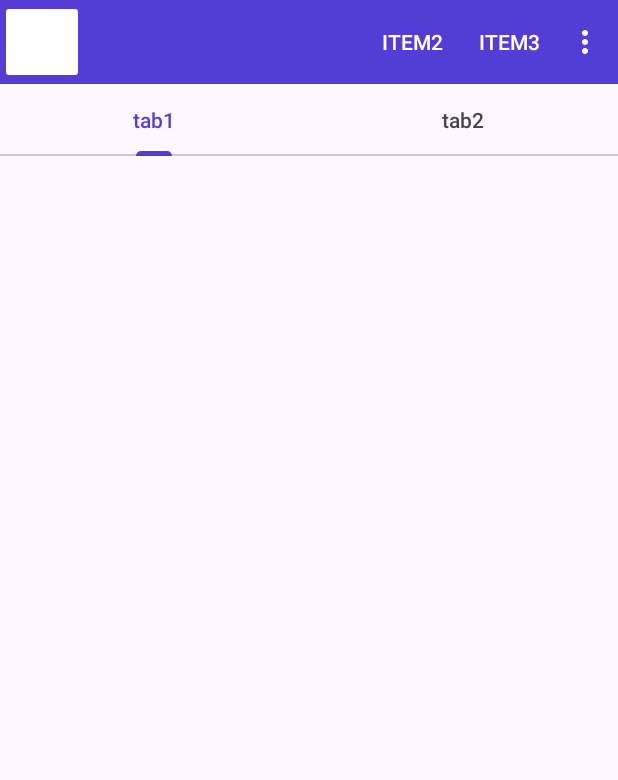
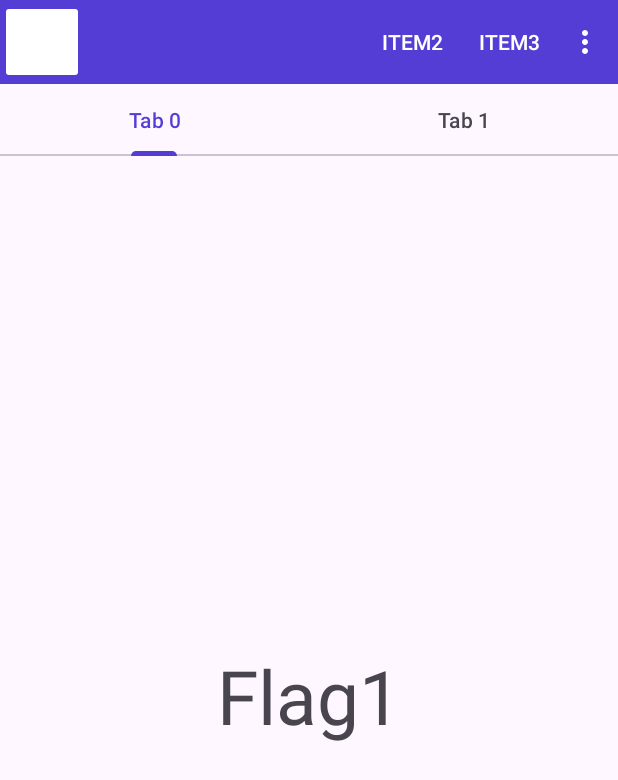
Before and after one commit to 1Dohyeon/kotlin-univ-androidstudio-study, an Android app: the screen it shows after launch (MainActivity), on a phone screen of 412 x 824 dp. Shown: the top 780 px of the screen. Run offline under Robolectric (Android 15) with nearby library versions, the phone set to English and light mode, and no system bars.

Commit message:
0416 adapter, viewpager 사용

```diff
--- /dev/null
+++ b/univ/app/src/main/java/example/univ/myapplication/FragmentAdapter.kt
@@ -0,0 +1,21 @@
+package example.univ.myapplication
+
+import androidx.fragment.app.Fragment
+import androidx.fragment.app.FragmentManager
+import androidx.lifecycle.Lifecycle
+import androidx.viewpager2.adapter.FragmentStateAdapter
+
+private const val TAG_NUMS = 2
+
+/** adapter를 통해 position으로 flag를 넘겨서 불러옴 */
+class FragmentAdapter(fgManager: FragmentManager, lifecycle: Lifecycle):
+    FragmentStateAdapter(fgManager, lifecycle) {
+    override fun getItemCount(): Int = TAG_NUMS
+    override fun createFragment(position: Int): Fragment {
+        when(position) {
+            0 -> return ExampleFragment()
+            1 -> return  ExampleFragmentTwo()
+        }
+        return ExampleFragment()
+    }
+}
--- a/univ/app/src/main/java/example/univ/myapplication/MainActivity.kt
+++ b/univ/app/src/main/java/example/univ/myapplication/MainActivity.kt
@@ -6,6 +6,7 @@ import android.util.Log
 import android.view.Menu
 import android.view.MenuItem
 import com.google.android.material.tabs.TabLayout
+import com.google.android.material.tabs.TabLayoutMediator
 import example.univ.myapplication.databinding.ActivityMainBinding
 import example.univ.myapplication.databinding.TablayoutBinding
 
@@ -23,30 +24,38 @@ class MainActivity : AppCompatActivity() {
         supportActionBar!!.setHomeAsUpIndicator(androidx.appcompat.R.drawable.abc_btn_colored_material)
         supportActionBar!!.setDisplayShowTitleEnabled(false)
 
-        /** Tab */
-        val tab = binding.tab
-        val tab1: TabLayout.Tab = tab.newTab()
-        tab1.text = "tab1"
-        tab.addTab(tab1)
-        tab.addTab(tab.newTab().setText("tab2"))
-        tab.addOnTabSelectedListener(object: TabLayout.OnTabSelectedListener {
-            override fun onTabSelected(tab: TabLayout.Tab?) {
-                val transaction = supportFragmentManager.beginTransaction()
-                when(tab?.text){
-                    "tab1" -> transaction.replace(R.id.tabContent, ExampleFragment())
-                    "tab2" -> transaction.replace(binding.tabContent.id, ExampleFragmentTwo())
-                }
-                transaction.commit()
-            }
+        /** Tab: adapter 없이 */
+//        val tab = binding.tab
+//        val tab1: TabLayout.Tab = tab.newTab()
+//        tab1.text = "tab1"
+//        tab.addTab(tab1)
+//        tab.addTab(tab.newTab().setText("tab2"))
+//        tab.addOnTabSelectedListener(object: TabLayout.OnTabSelectedListener {
+//            override fun onTabSelected(tab: TabLayout.Tab?) {
+//                val transaction = supportFragmentManager.beginTransaction()
+//                when(tab?.text){
+//                    "tab1" -> transaction.replace(R.id.tabContent, ExampleFragment())
+//                    "tab2" -> transaction.replace(binding.tabContent.id, ExampleFragmentTwo())
+//                }
+//                transaction.commit()
+//            }
+//
+//            override fun onTabReselected(tab: TabLayout.Tab?) {
+//                /*   */
+//            }
+//
+//            override fun onTabUnselected(tab: TabLayout.Tab?) {
+//                /*   */
+//            }
+//        })
 
-            override fun onTabReselected(tab: TabLayout.Tab?) {
-                /*   */
-            }
-
-            override fun onTabUnselected(tab: TabLayout.Tab?) {
-                /*   */
-            }
-        })
+        /** Tab: viewpager와 adapter 활용 */
+        val tabLayout = binding.tab
+        val viewPage = binding.viewpager
+        viewPage.adapter = FragmentAdapter(supportFragmentManager, lifecycle)
+        TabLayoutMediator(tabLayout, viewPage) {tab, position ->
+            tab.text = "Tab $position"
+        }.attach()
     }
 
     override fun onCreateOptionsMenu(menu: Menu?): Boolean {
--- a/univ/app/src/main/res/layout/tablayout.xml
+++ b/univ/app/src/main/res/layout/tablayout.xml
@@ -15,8 +15,8 @@
         android:id="@+id/tab"
         android:layout_width="match_parent"
         android:layout_height="wrap_content"/>
-    <FrameLayout
-        android:id="@+id/tabContent"
+    <androidx.viewpager2.widget.ViewPager2
+        android:id="@+id/viewpager"
         android:layout_width="match_parent"
         android:layout_height="match_parent"/>
 
```
